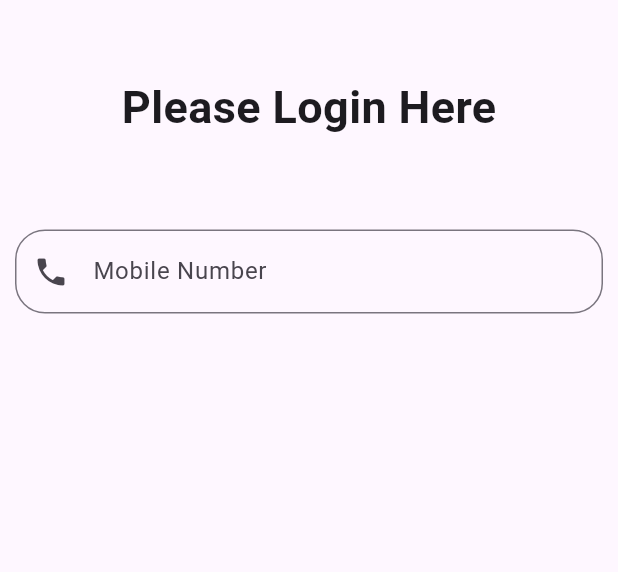
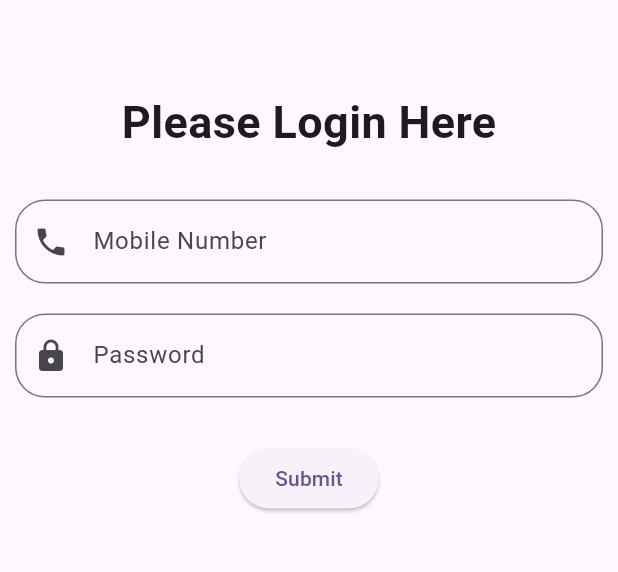
Before and after one commit to mr-riad/LogIn-Page-Ostad-Practice, a Flutter app: the screen it shows after launch, on a phone screen of 412 x 824 dp, the part 84-656 px from its top. Run offline on Flutter 3.47's test engine with Material 3 defaults, Android fonts, the phone set to English and light mode, and no system bars.

Commit message:
login function done

```diff
--- a/lib/login_page.dart
+++ b/lib/login_page.dart
@@ -8,52 +8,101 @@ class LoginPage extends StatefulWidget {
 }
 
 class _LoginPageState extends State<LoginPage> {
+  final _formKey = GlobalKey<FormState>();
+
+  TextEditingController phoneController = TextEditingController();
+  TextEditingController passwordController = TextEditingController();
+
   @override
   Widget build(BuildContext context) {
     return Scaffold(
       appBar: AppBar(
-
         backgroundColor: Colors.blue,
-        title: Center(child: Text("Login Page")),
+        title: const Center(child: Text("Login Page")),
       ),
       body: SingleChildScrollView(
+        child: Padding(
+          padding: const EdgeInsets.all(10),
           child: Column(
             children: [
-            SizedBox(
-              height: 50,
-            ),
-            Center(
-              child: Text("Please Login Here",
+              const SizedBox(height: 50),
+              const Center(
+                child: Text(
+                  "Please Login Here",
                   style: TextStyle(
                     fontWeight: FontWeight.bold,
-                fontSize: 30),)
+                    fontSize: 30,
                   ),
-
-                Form(child: Column(
+                ),
+              ),
+              const SizedBox(height: 30),
+              Form(
+                key: _formKey,
+                child: Column(
                   children: [
-                    Padding(
-                      padding: const EdgeInsets.only(top: 60, left: 10,right: 10),
-                      child: TextField(
-
+                    TextFormField(
+                      controller: phoneController,
+                      keyboardType: TextInputType.phone,
                       decoration: InputDecoration(
                         hintText: 'Enter Your Number',
                         labelText: 'Mobile Number',
-                          prefixIcon: Icon(Icons.phone),
-
+                        prefixIcon: const Icon(Icons.phone),
                         border: OutlineInputBorder(
-                            borderRadius: BorderRadius.circular(20)
-                          )
+                          borderRadius: BorderRadius.circular(20),
                         ),
-
                       ),
-                    )
-                  ],
-                ))
-
+                      validator: (value) {
+                        if (value == null || value.isEmpty) {
+                          return 'Please enter your mobile number';
+                        }
+                        if (value.length < 10) {
+                          return 'Mobile number must be at least 10 digits';
+                        }
+                        return null;
+                      },
+                    ),
+                    const SizedBox(height: 20),
+                    TextFormField(
+                      controller: passwordController,
+                      obscureText: true,
+                      decoration: InputDecoration(
+                        hintText: 'Enter Your Password',
+                        labelText: 'Password',
+                        prefixIcon: const Icon(Icons.lock),
+                        border: OutlineInputBorder(
+                          borderRadius: BorderRadius.circular(20),
+                        ),
+                      ),
+                      validator: (value) {
+                        if (value == null || value.isEmpty) {
+                          return 'Please enter your password';
+                        }
+                        if (value.length < 6) {
+                          return 'Password must be at least 6 characters';
+                        }
+                        return null;
+                      },
+                    ),
+                    const SizedBox(height: 30),
+                    ElevatedButton(
+                      onPressed: () {
+                        if (_formKey.currentState!.validate()) {
+                          // If the form is valid, proceed with login
+                          print("Login with ${phoneController.text} and ${passwordController.text}");
+                          ScaffoldMessenger.of(context).showSnackBar(
+                            const SnackBar(content: Text('Logging in...')),
+                          );
+                        }
+                      },
+                      child: const Text("Submit"),
+                    ),
                   ],
                 ),
               ),
-
+            ],
+          ),
+        ),
+      ),
     );
   }
 }
```
Lines whose indentation alone changed are shown as unchanged.
